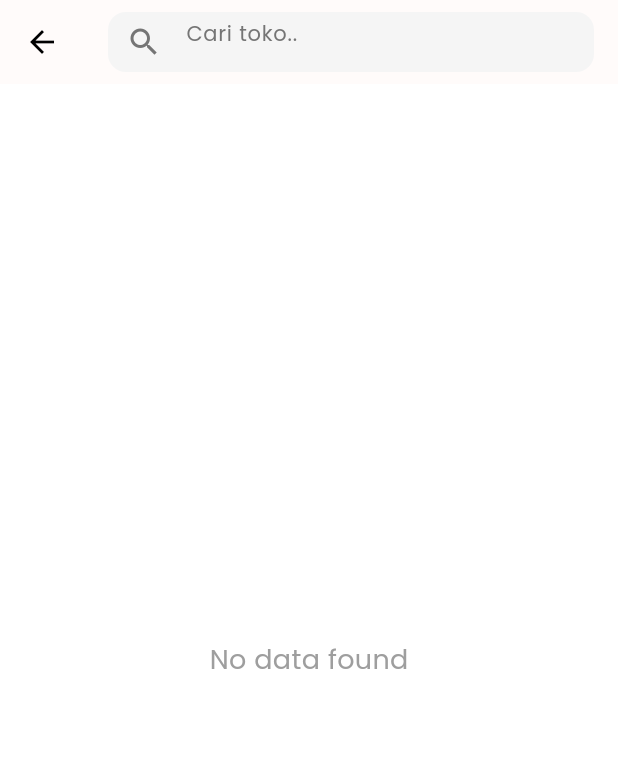
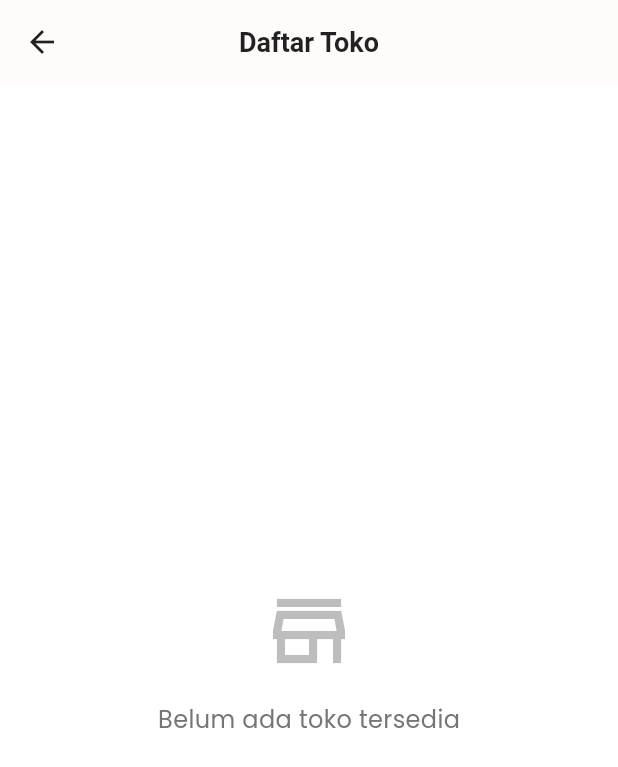
Before and after one commit to arvardy184/oke-jek, a Flutter app: the OkeMartListOutletPage screen opened directly, on a phone screen of 412 x 824 dp. Shown: the top 767 px of the screen. Run offline on Flutter 3.47's test engine with Material 3 defaults, Android fonts, the phone set to English and light mode, and no system bars; our stand-ins replace animated_text_kit, bouncing_widget, cached_network_image, carousel_slider, contacts_service, dio and 26 more; missing offline and left inert: fl_toast, flutter_tab_indicator_styler, installed_apps; accounts and stored records are empty; network calls fail.

Commit message:
fix: remove search on list oke mart

```diff
--- a/lib/controller/auth/okefood/okefood_controller.dart
+++ b/lib/controller/auth/okefood/okefood_controller.dart
@@ -221,7 +221,7 @@ class OkeFoodController extends GetxController {
         'api_token': session,
         'page':currentPage.value.toString(),
         'q': q,
-        'type': 'food',
+
       };
 
       print("params di okefood controller $queryParams");
--- a/lib/pages/auth/okemart/list_mart_page.dart
+++ b/lib/pages/auth/okemart/list_mart_page.dart
@@ -12,105 +12,80 @@ class OkeMartListOutletPage extends StatefulWidget {
 }
 
 class _OkeMartListOutletPageState extends State<OkeMartListOutletPage> {
-  final OkeMartController okeFoodController = Get.find();
-  // final ScrollController _scrollController = ScrollController();
-  final TextEditingController _searchController = TextEditingController();
+  final OkeMartController okeMartController = Get.find();
 
   @override
   void initState() {
     super.initState();
-    okeFoodController.resetPagination();
-    okeFoodController.getMartVendor( _searchController.text);
-    // _scrollController.addListener(_onScroll);
+    okeMartController.resetPagination();
+    okeMartController.getMartVendor('');
   }
-
-  @override
-  void dispose() {
-    // _scrollController.dispose();
-    _searchController.dispose();
-    super.dispose();
-  }
-
-  // void _onScroll() {
-  //   if (_scrollController.position.pixels == _scrollController.position.maxScrollExtent) {
-  //     okeFoodController.getMartVendor( _searchController.text);
-  //   }
-  // }
 
   @override
   Widget build(BuildContext context) {
     return Scaffold(
       backgroundColor: Colors.white,
-      appBar: _buildAppBar(),
-      body: Obx(() {
-        if (okeFoodController.isLoading.value ) {
-          return Center(
-            child: CircularProgressIndicator(
-              color: Theme.of(context).primaryColor,
-            )
-          );
-        } else if(okeFoodController.foodVendors.isEmpty) {
-          return Center(
-            child: Text(
-              'No data found',
-              style: TextStyle(color: Colors.grey[500]),
-            ),
-          );
-        }
-        return ListView.builder(
-          // controller: ,
-          padding: const EdgeInsets.symmetric(vertical: 8),
-          itemCount: okeFoodController.foodVendors.length + 1,
-          itemBuilder: (context, index) {
-            if (index < okeFoodController.foodVendors.length) {
-              return _buildFoodVendorItem(okeFoodController.foodVendors[index]);
-            } else {
-              return okeFoodController.hasMore.value
-
-                  ? const SizedBox()
-                  : const SizedBox();
-            }
-          },
-        );
-      }),
-    );
-  }
-
-  PreferredSizeWidget _buildAppBar() {
-    return AppBar(
+      appBar: AppBar(
         elevation: 0.5,
         backgroundColor: Colors.white,
         leading: IconButton(
           onPressed: () => Get.back(),
-        icon: const Icon(Icons.arrow_back, color: Colors.black),
+          icon: const Icon(Icons.arrow_back, color: Colors.black87),
         ),
-      title: Container(
-        height: 40,
-        decoration: BoxDecoration(
-          color: Colors.grey[100],
-          borderRadius: BorderRadius.circular(12),
-        ),
-        child: TextField(
-          controller: _searchController,
-          decoration: InputDecoration(
-            contentPadding: const EdgeInsets.symmetric(horizontal: 16),
-            hintText: 'Cari toko..',
-            hintStyle: TextStyle(
-              color: Colors.grey[600],
-              fontSize: 14,
-            ),
-            border: InputBorder.none,
-            prefixIcon: Icon(
-              Icons.search,
-              color: Colors.grey[600],
+        title: const Text(
+          'Daftar Toko',
+          style: TextStyle(
+            color: Colors.black87,
+            fontSize: 18,
+            fontWeight: FontWeight.w600,
           ),
         ),
-          style: const TextStyle(
-            color: Colors.black87,
-            fontSize: 14,
+        centerTitle: true,
+      ),
+      body: Obx(() {
+        if (okeMartController.isLoading.value) {
+          return Center(
+            child: CircularProgressIndicator(
+              color: OkejekTheme.primary_color,
+            ),
+          );
+        }
+
+        if (okeMartController.foodVendors.isEmpty) {
+          return Center(
+            child: Column(
+              mainAxisAlignment: MainAxisAlignment.center,
+              children: [
+                Icon(
+                  Icons.store_outlined,
+                  size: 64,
+                  color: Colors.grey[400],
+                ),
+                const SizedBox(height: 16),
+                Text(
+                  'Belum ada toko tersedia',
+                  style: TextStyle(
+                    color: Colors.grey[600],
+                    fontSize: 16,
                   ),
                 ),
+              ],
             ),
+          );
+        }
+
+        return ListView.separated(
+          padding: const EdgeInsets.symmetric(vertical: 8),
+          itemCount: okeMartController.foodVendors.length,
+          separatorBuilder: (context, index) => Divider(
+            height: 1,
+            color: Colors.grey[200],
+          ),
+          itemBuilder: (context, index) {
+            return _buildFoodVendorItem(okeMartController.foodVendors[index]);
+          },
+        );
+      }),
     );
   }
 
@@ -148,7 +123,7 @@ class _OkeMartListOutletPageState extends State<OkeMartListOutletPage> {
                     overflow: TextOverflow.ellipsis,
                   ),
                   const SizedBox(height: 8),
-                  _buildVendorInfo(),
+                  _buildVendorInfo(foodVendor),
                 ],
               ),
             ),
@@ -159,16 +134,24 @@ class _OkeMartListOutletPageState extends State<OkeMartListOutletPage> {
   }
 
   Widget _buildVendorImage(FoodVendor foodVendor) {
-    return Container(
+    return Hero(
+      tag: 'mart-${foodVendor.id}',
+      child: Container(
         width: 100,
         height: 100,
         decoration: BoxDecoration(
           borderRadius: BorderRadius.circular(12),
-        color: Colors.grey[200],
+          boxShadow: [
+            BoxShadow(
+              color: Colors.black.withOpacity(0.05),
+              spreadRadius: 1,
+              blurRadius: 5,
+              offset: const Offset(0, 2),
+            ),
+          ],
         ),
         child: ClipRRect(
           borderRadius: BorderRadius.circular(12),
-        // ignore: unnecessary_null_comparison
           child: foodVendor.imageUrl != null
               ? CachedNetworkImage(
                   imageUrl: foodVendor.imageUrl,
@@ -178,6 +161,7 @@ class _OkeMartListOutletPageState extends State<OkeMartListOutletPage> {
                 )
               : _buildImagePlaceholder(),
         ),
+      ),
     );
   }
 
@@ -186,7 +170,7 @@ class _OkeMartListOutletPageState extends State<OkeMartListOutletPage> {
       color: Colors.grey[200],
       child: Center(
         child: Icon(
-          Icons.restaurant,
+          Icons.store,
           size: 40,
           color: Colors.grey[400],
         ),
@@ -194,7 +178,7 @@ class _OkeMartListOutletPageState extends State<OkeMartListOutletPage> {
     );
   }
 
-  Widget _buildVendorInfo() {
+  Widget _buildVendorInfo(FoodVendor foodVendor) {
     return Row(
       children: [
         Container(
@@ -208,13 +192,13 @@ class _OkeMartListOutletPageState extends State<OkeMartListOutletPage> {
               Icon(
                 Icons.star,
                 size: 16,
-                color: OkejekTheme.primary_color, //700
+                color: OkejekTheme.primary_color,
               ),
               const SizedBox(width: 4),
               Text(
                 '4.5',
                 style: TextStyle(
-                  color: OkejekTheme.primary_color , //700
+                  color: OkejekTheme.primary_color,
                   fontSize: 12,
                   fontWeight: FontWeight.bold,
                 ),
@@ -251,12 +235,4 @@ class _OkeMartListOutletPageState extends State<OkeMartListOutletPage> {
       ],
     );
   }
-
-  Widget _buildLoadingIndicator() {
-    return Container(
-      padding: const EdgeInsets.all(16.0),
-      alignment: Alignment.center,
-      child: const CircularProgressIndicator(),
-    );
 }
-}
```
Lines whose indentation alone changed are shown as unchanged.
